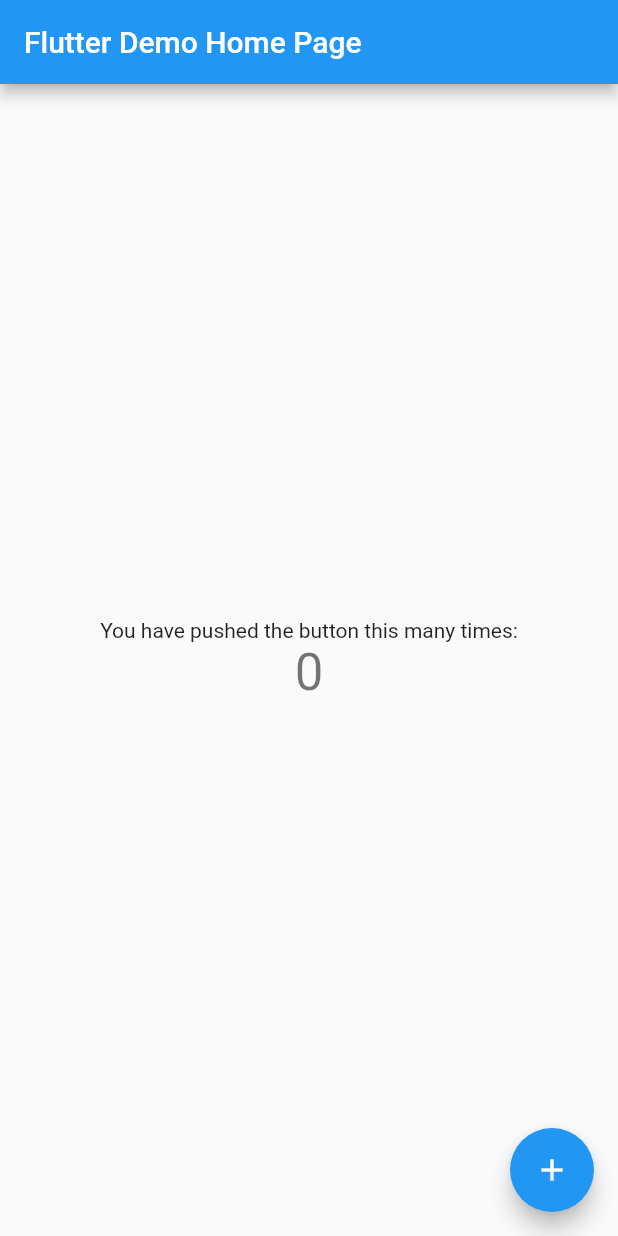
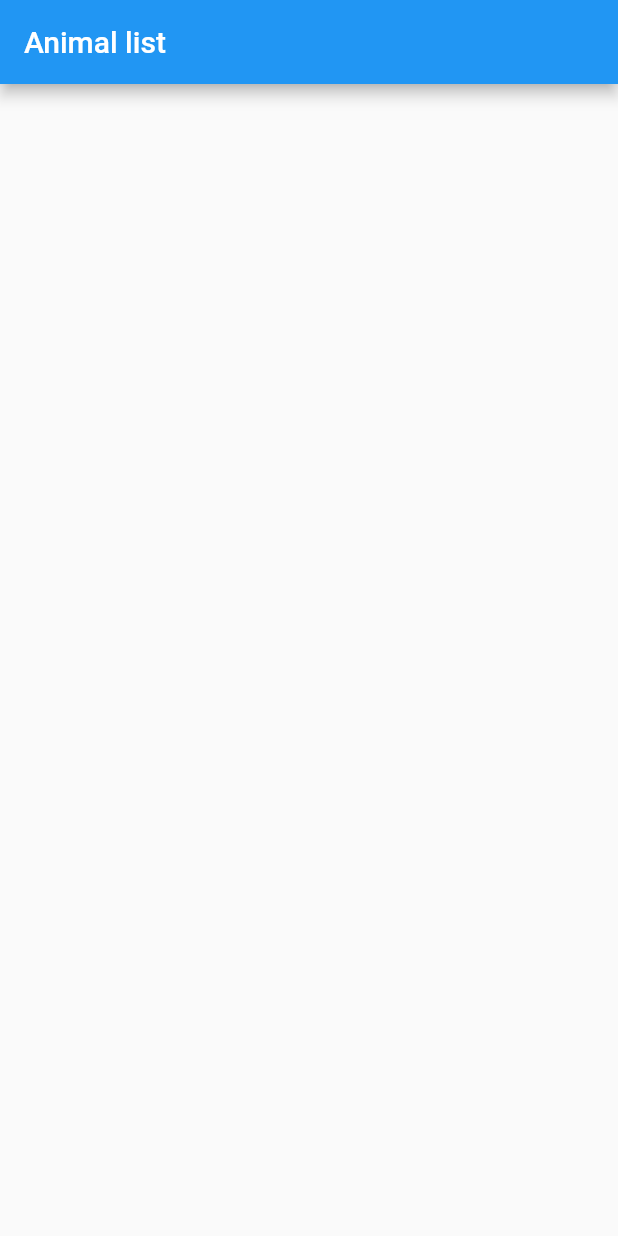
Before and after one commit to tfandkusu/observe_firestore_with_auth, a Flutter app: the screen it shows after launch, on a phone screen of 412 x 824 dp. Run offline on Flutter 3.47's test engine with Material 2 defaults, Android fonts, the phone set to English and light mode, and no system bars; our stand-ins replace cloud_firestore, flutter_hooks, freezed_annotation, hooks_riverpod; accounts and stored records are empty; generated files the repository leaves out were written again.

Commit message:
動物一覧レポジトリを作成

```diff
--- a/lib/main.dart
+++ b/lib/main.dart
@@ -1,4 +1,5 @@
 import 'package:flutter/material.dart';
+import 'package:flutter_hooks/flutter_hooks.dart';
 
 void main() {
   runApp(MyApp());
@@ -9,109 +10,25 @@ class MyApp extends StatelessWidget {
   @override
   Widget build(BuildContext context) {
     return MaterialApp(
-      title: 'Flutter Demo',
+      title: 'Animal list',
       theme: ThemeData(
-        // This is the theme of your application.
-        //
-        // Try running your application with "flutter run". You'll see the
-        // application has a blue toolbar. Then, without quitting the app, try
-        // changing the primarySwatch below to Colors.green and then invoke
-        // "hot reload" (press "r" in the console where you ran "flutter run",
-        // or simply save your changes to "hot reload" in a Flutter IDE).
-        // Notice that the counter didn't reset back to zero; the application
-        // is not restarted.
         primarySwatch: Colors.blue,
-        // This makes the visual density adapt to the platform that you run
-        // the app on. For desktop platforms, the controls will be smaller and
-        // closer together (more dense) than on mobile platforms.
         visualDensity: VisualDensity.adaptivePlatformDensity,
       ),
-      home: MyHomePage(title: 'Flutter Demo Home Page'),
+      home: MainPage(),
     );
   }
 }
 
-class MyHomePage extends StatefulWidget {
-  MyHomePage({Key key, this.title}) : super(key: key);
-
-  // This widget is the home page of your application. It is stateful, meaning
-  // that it has a State object (defined below) that contains fields that affect
-  // how it looks.
-
-  // This class is the configuration for the state. It holds the values (in this
-  // case the title) provided by the parent (in this case the App widget) and
-  // used by the build method of the State. Fields in a Widget subclass are
-  // always marked "final".
-
-  final String title;
-
-  @override
-  _MyHomePageState createState() => _MyHomePageState();
-}
-
-class _MyHomePageState extends State<MyHomePage> {
-  int _counter = 0;
-
-  void _incrementCounter() {
-    setState(() {
-      // This call to setState tells the Flutter framework that something has
-      // changed in this State, which causes it to rerun the build method below
-      // so that the display can reflect the updated values. If we changed
-      // _counter without calling setState(), then the build method would not be
-      // called again, and so nothing would appear to happen.
-      _counter++;
-    });
-  }
-
+class MainPage extends HookWidget {
   @override
   Widget build(BuildContext context) {
-    // This method is rerun every time setState is called, for instance as done
-    // by the _incrementCounter method above.
-    //
-    // The Flutter framework has been optimized to make rerunning build methods
-    // fast, so that you can just rebuild anything that needs updating rather
-    // than having to individually change instances of widgets.
     return Scaffold(
-      appBar: AppBar(
-        // Here we take the value from the MyHomePage object that was created by
-        // the App.build method, and use it to set our appbar title.
-        title: Text(widget.title),
-      ),
-      body: Center(
-        // Center is a layout widget. It takes a single child and positions it
-        // in the middle of the parent.
-        child: Column(
-          // Column is also a layout widget. It takes a list of children and
-          // arranges them vertically. By default, it sizes itself to fit its
-          // children horizontally, and tries to be as tall as its parent.
-          //
-          // Invoke "debug painting" (press "p" in the console, choose the
-          // "Toggle Debug Paint" action from the Flutter Inspector in Android
-          // Studio, or the "Toggle Debug Paint" command in Visual Studio Code)
-          // to see the wireframe for each widget.
-          //
-          // Column has various properties to control how it sizes itself and
-          // how it positions its children. Here we use mainAxisAlignment to
-          // center the children vertically; the main axis here is the vertical
-          // axis because Columns are vertical (the cross axis would be
-          // horizontal).
-          mainAxisAlignment: MainAxisAlignment.center,
-          children: <Widget>[
-            Text(
-              'You have pushed the button this many times:',
-            ),
-            Text(
-              '$_counter',
-              style: Theme.of(context).textTheme.headline4,
-            ),
-          ],
+        appBar: AppBar(
+          title: Text("Animal list"),
         ),
-      ),
-      floatingActionButton: FloatingActionButton(
-        onPressed: _incrementCounter,
-        tooltip: 'Increment',
-        child: Icon(Icons.add),
-      ), // This trailing comma makes auto-formatting nicer for build methods.
-    );
+        body:
+            Center()
+        );
   }
 }
--- /dev/null
+++ b/lib/repository/animal.dart
@@ -0,0 +1,9 @@
+import 'package:freezed_annotation/freezed_annotation.dart';
+
+part 'animal.freezed.dart';
+
+/// 動物情報
+@freezed
+abstract class Animal with _$Animal {
+  factory Animal(String name) = _Animal;
+}
--- /dev/null
+++ b/lib/repository/repository.dart
@@ -0,0 +1,12 @@
+import 'package:cloud_firestore/cloud_firestore.dart';
+import 'package:hooks_riverpod/all.dart';
+
+import 'animal.dart';
+
+final animalListStreamProvider = StreamProvider.autoDispose((_) {
+  CollectionReference ref = FirebaseFirestore.instance.collection('animals').orderBy('name');
+  return ref.snapshots().map((snapshot) => snapshot.docs
+      .map((doc) => doc.data())
+      .map((data) => Animal(data['name']))
+      .toList());
+});
```
Also changed, not shown: lib/repository/animal.freezed.dart (added).
